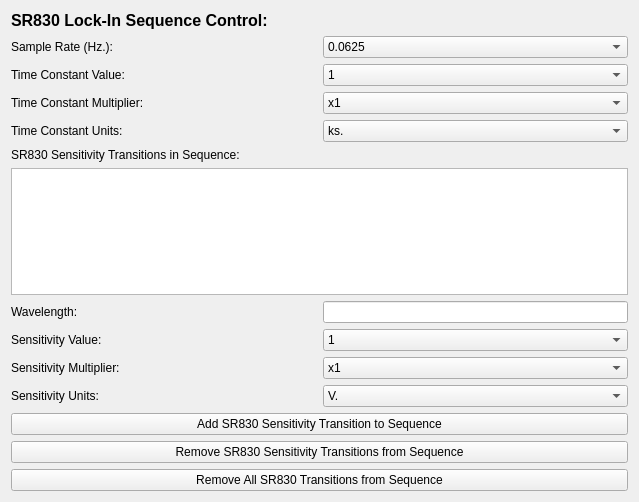
Old version of the form SPHEREx-Calibration-Automation/pylab/pylabgui/QTDesigner/sr830AutoDialog.ui in the repository samcondon4/SPHEREx-lab-tools.
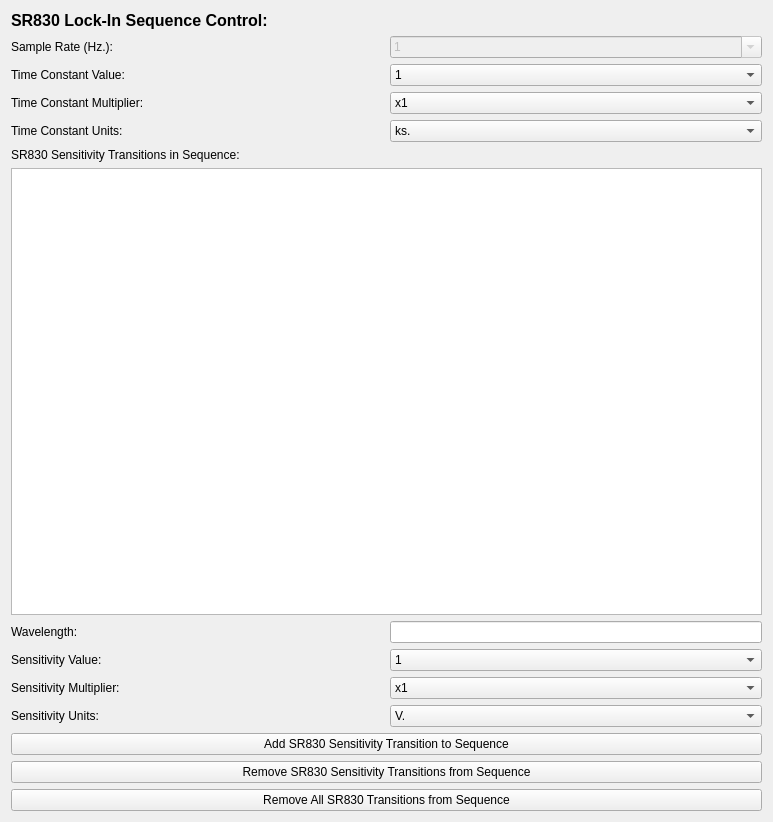
New version of the form.

Patch:
```diff
--- a/SPHEREx-Calibration-Automation/pylab/pylabgui/QTDesigner/sr830AutoDialog.ui
+++ b/SPHEREx-Calibration-Automation/pylab/pylabgui/QTDesigner/sr830AutoDialog.ui
@@ -6,8 +6,8 @@
    <rect>
     <x>0</x>
     <y>0</y>
-    <width>639</width>
-    <height>502</height>
+    <width>773</width>
+    <height>822</height>
    </rect>
   </property>
   <property name="windowTitle">
@@ -43,8 +43,17 @@
    </item>
    <item row="1" column="1">
     <widget class="QComboBox" name="combobox_list_SavedSequences_passive_Sr830SampleRate">
+     <property name="enabled">
+      <bool>false</bool>
+     </property>
+     <property name="editable">
+      <bool>true</bool>
+     </property>
      <property name="currentText">
-      <string>0.0625</string>
+      <string>1</string>
+     </property>
+     <property name="currentIndex">
+      <number>4</number>
      </property>
      <item>
       <property name="text">
```
